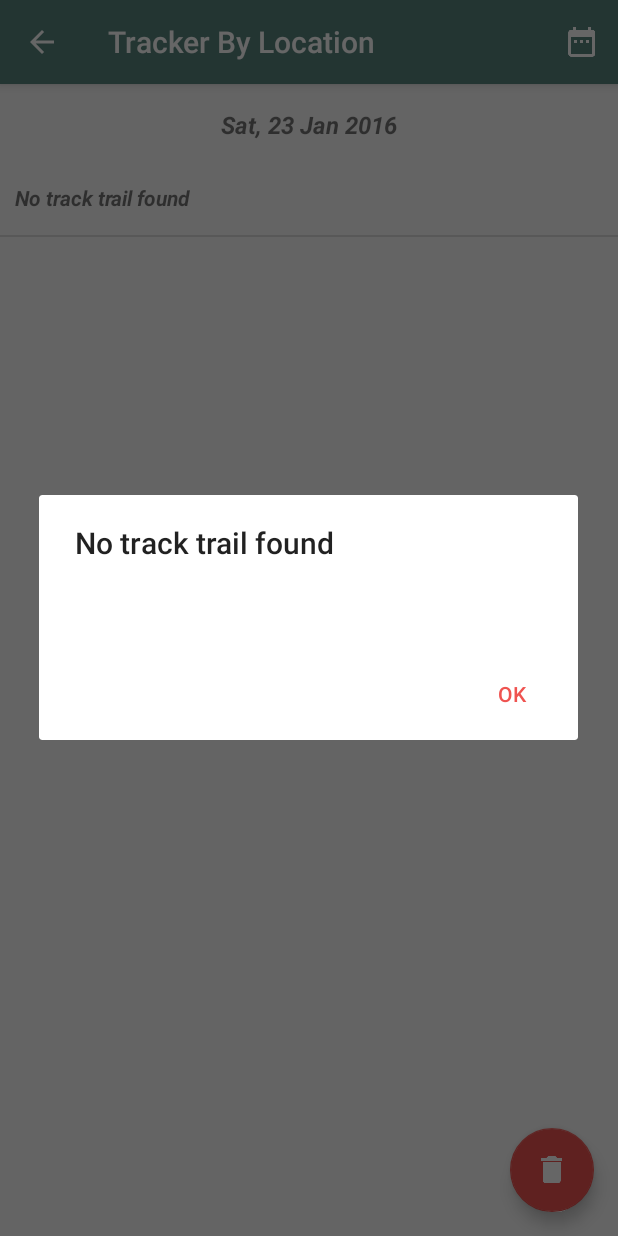
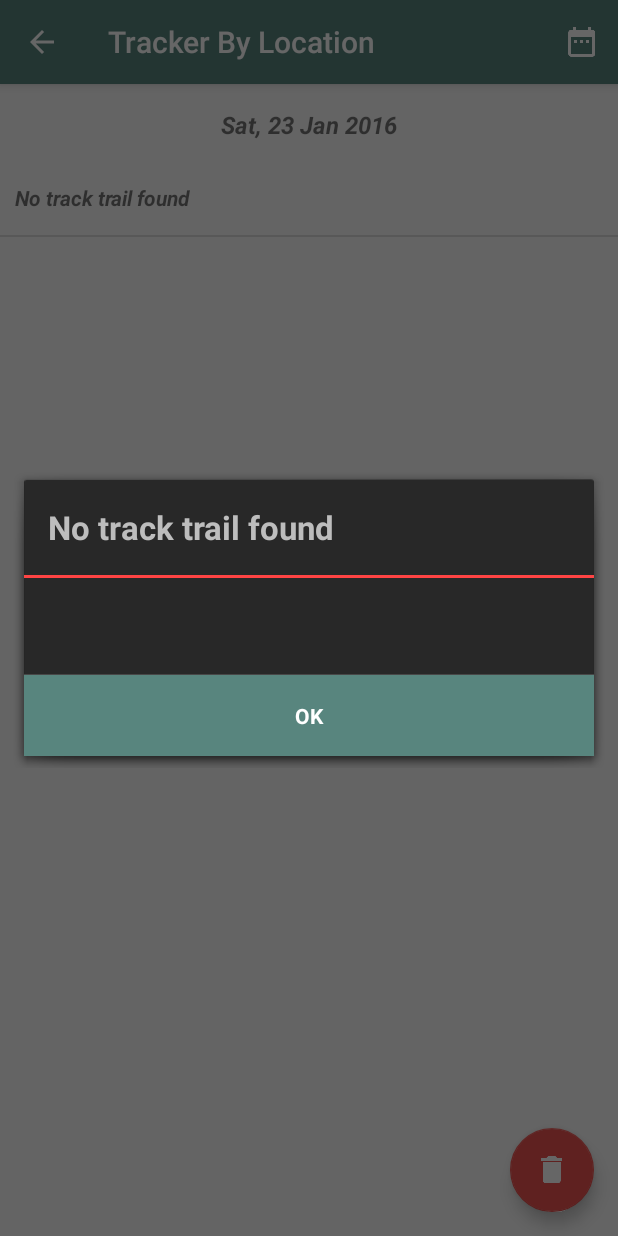
Before and after one commit to andela-bomotoso/MovementTracker, an Android app: the TrackerByLocationActivity screen opened directly, with no data from a screen before it, after a tap on "No track trail found", on a phone screen of 412 x 824 dp. Run offline under Robolectric (Android 15) with nearby library versions, the phone set to English and light mode, and no system bars.

Commit message:
Modifty the AlertDialogTheme

```diff
--- a/MovementTracker/app/src/main/java/com/andela/omotoso/bukola/movementtracker/activities/SettingsActivity.java
+++ b/MovementTracker/app/src/main/java/com/andela/omotoso/bukola/movementtracker/activities/SettingsActivity.java
@@ -86,7 +86,7 @@ public class SettingsActivity extends AppCompatActivity implements NumberPicker.
 
     public void showNumberPickerDialog(View view) {
 
-        dialog = new Dialog(ctw);
+        dialog = new Dialog(this);
         dialog.setTitle(Constants.DIALOG_TITLE);
         dialog.setContentView(R.layout.number_picker);
         cancelButton = (Button)dialog.findViewById(R.id.cancel_button);
--- a/MovementTracker/app/src/main/java/com/andela/omotoso/bukola/movementtracker/activities/TrackerByLocationActivity.java
+++ b/MovementTracker/app/src/main/java/com/andela/omotoso/bukola/movementtracker/activities/TrackerByLocationActivity.java
@@ -1,6 +1,7 @@
 package com.andela.omotoso.bukola.movementtracker.activities;
 
 import android.app.AlertDialog;
+import android.app.Dialog;
 import android.content.DialogInterface;
 import android.os.Bundle;
 import android.support.design.widget.FloatingActionButton;
@@ -8,6 +9,7 @@ import android.support.v7.app.AppCompatActivity;
 import android.support.v7.widget.Toolbar;
 import android.text.Editable;
 import android.text.TextWatcher;
+import android.view.ContextThemeWrapper;
 import android.view.Menu;
 import android.view.MenuInflater;
 import android.view.MenuItem;
@@ -23,6 +25,7 @@ import com.andela.omotoso.bukola.movementtracker.date_picker.DatePickerListener;
 import com.andela.omotoso.bukola.movementtracker.R;
 import com.andela.omotoso.bukola.movementtracker.utilities.DateHandler;
 import com.andela.omotoso.bukola.movementtracker.data.MovementTrackerDbHelper;
+import com.andela.omotoso.bukola.movementtracker.utilities.DialogDivider;
 
 import java.util.Date;
 import java.util.List;
@@ -34,6 +37,9 @@ public class TrackerByLocationActivity extends AppCompatActivity{
     private ListView dataList;
     private String selectedDate;
     private MovementTrackerDbHelper movementTrackerDbHelper;
+    private DialogDivider dialogDivider;
+    private Dialog dialog;
+    private ContextThemeWrapper ctw;
 
     @Override
     protected void onCreate(Bundle savedInstanceState) {
@@ -59,6 +65,10 @@ public class TrackerByLocationActivity extends AppCompatActivity{
         selectedDate = dateHandler.convertLongDateToShortDate(selectedDateText.getText().toString());
 
         movementTrackerDbHelper = new MovementTrackerDbHelper(this);
+
+        ctw = new ContextThemeWrapper(this,R.style.Theme_Tracker);
+
+        dialogDivider = new DialogDivider(this,dialog);
 
         dataList = (ListView)findViewById(R.id.data_list);
 
@@ -192,7 +202,7 @@ public class TrackerByLocationActivity extends AppCompatActivity{
 
     public void displayTrailDetails(String location ) {
 
-        new AlertDialog.Builder(TrackerByLocationActivity.this)
+       dialog =  new AlertDialog.Builder(ctw)
 
                 .setTitle(location)
                 .setMessage(getMessageFromList(movementTrackerDbHelper.queryByLocation(location.trim(), selectedDate)))
@@ -204,6 +214,8 @@ public class TrackerByLocationActivity extends AppCompatActivity{
                 })
 
                 .show();
+        dialogDivider.setDialog(dialog);
+        dialogDivider.setDivider();
     }
 
 }
--- a/MovementTracker/app/src/main/res/values/tracker_themes.xml
+++ b/MovementTracker/app/src/main/res/values/tracker_themes.xml
@@ -1,6 +1,6 @@
 <?xml version= "1.0" encoding ="utf-8"?>
+
 <resources xmlns:android="http://schemas.android.com/apk/res/android">
-
     <style name="Theme.Tracker" parent="@android:style/Theme.Holo">
         <item name="android:actionBarStyle">@style/Widget.Tracker.ActionBar.Solid</item>
         <item name="android:alertDialogTheme">@style/Theme_Tracker_Dialog_Alert</item>
```
